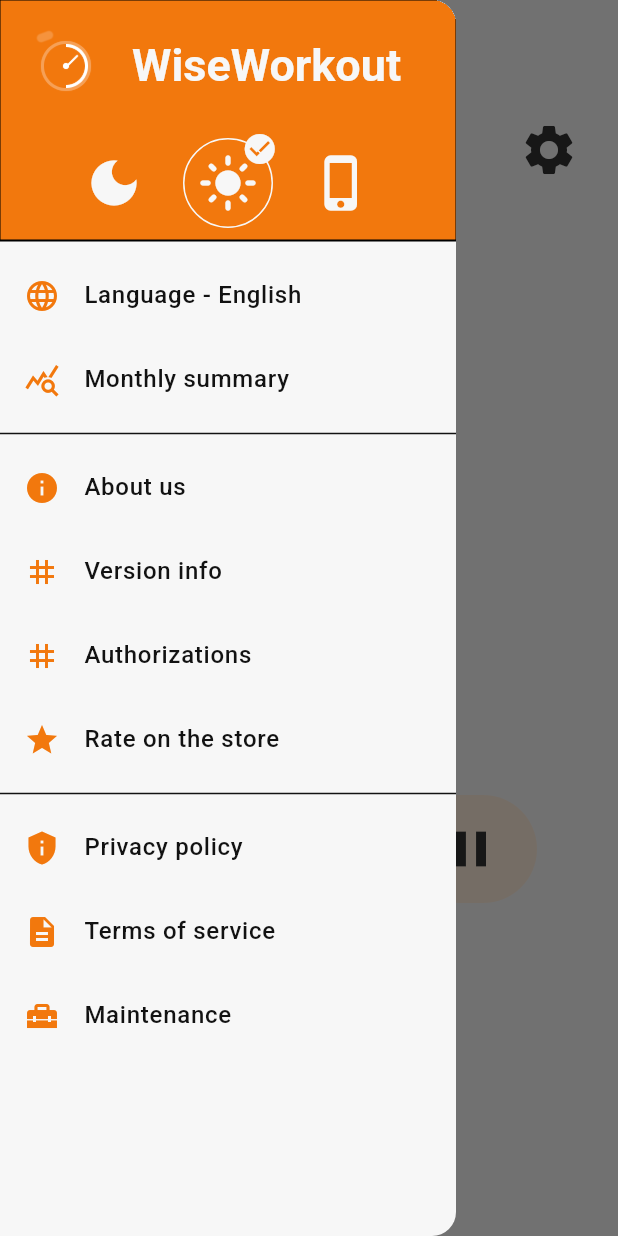
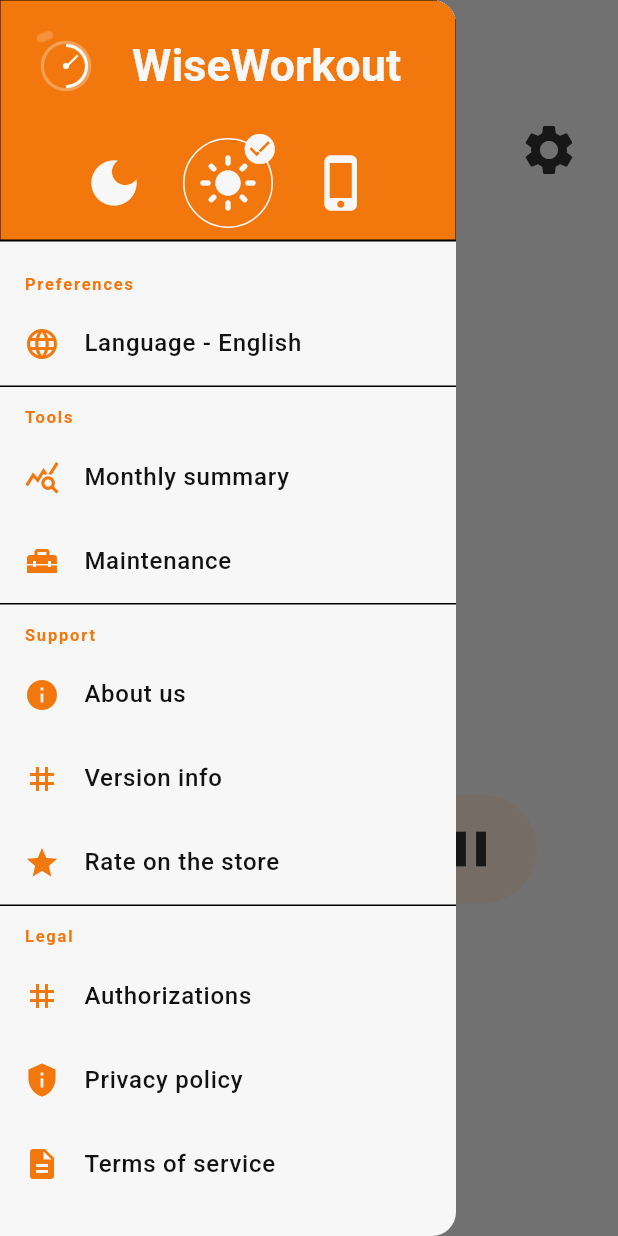
Before and after one commit to samakunchan/wiseworkout, a Flutter app: the screen it shows after launch, with the side drawer open, on a phone screen of 412 x 824 dp. Run offline on Flutter 3.47's test engine with Material 3 defaults, Android fonts, the phone set to English and light mode, and no system bars; our stand-ins replace audioplayers, device_preview, drift, fluttertoast, freezed_annotation, get_it and 4 more; missing offline and left inert: country_flags, feedback; accounts and stored records are empty; generated files the repository leaves out were written again.

Commit message:
feat: drawer
- Added static headers.
- Added but to about us page.
- Translated headers.

```diff
--- a/lib/features/settings/enums/enums.dart
+++ b/lib/features/settings/enums/enums.dart
@@ -3,8 +3,8 @@
 enum LanguageEnum {
   german(key: 'de', value: 'Deutsch', languageCode: 'de_DE'),
   english(key: 'en', value: 'English', languageCode: 'en_GB'),
+  french(key: 'fr', value: 'Français', languageCode: 'fr_FR'),
   spanish(key: 'es', value: 'Español', languageCode: 'es_ES'),
-  french(key: 'fr', value: 'Français', languageCode: 'fr_FR'),
   chinese(key: 'zh', value: '中文', languageCode: 'zh_CN'),
   ;
 
--- a/lib/l10n/app_de.arb
+++ b/lib/l10n/app_de.arb
@@ -25,6 +25,10 @@
   "labelSettingSoundActive": "Ton aktiv",
   "textCountTime": "{count, plural, =0{kein Mal} =1{1 Mal} other{{count} Male}}",
   "textSummarizeEndText": " für die Sitzung.",
+  "drawerHeaderPreferences": "Einstellungen",
+  "drawerHeaderTools": "Tools",
+  "drawerHeaderSupport": "Support",
+  "drawerHeaderLegal": "Rechtliches",
   "drawerMonthlySummaryText": "Monatsübersicht",
   "drawerAboutUsText": "Über uns",
   "drawerVersionInfoText": "Versionsinfo",
--- a/lib/l10n/app_en.arb
+++ b/lib/l10n/app_en.arb
@@ -108,6 +108,22 @@
   "textSummarizeEndText": " for the session.",
   "@textSummarizeEndText": {
     "description": "Text for the summarize end text"
+  },
+  "drawerHeaderPreferences": "Preferences",
+  "@drawerHeaderPreferences": {
+    "description": "Subheader for the preferences section in the drawer"
+  },
+  "drawerHeaderTools": "Tools",
+  "@drawerHeaderTools": {
+    "description": "Subheader for the tools section in the drawer"
+  },
+  "drawerHeaderSupport": "Support",
+  "@drawerHeaderSupport": {
+    "description": "Subheader for the support section in the drawer"
+  },
+  "drawerHeaderLegal": "Legal",
+  "@drawerHeaderLegal": {
+    "description": "Subheader for the legal section in the drawer"
   },
   "drawerMonthlySummaryText": "Monthly summary",
   "@drawerMonthlySummaryText": {
--- a/lib/l10n/app_es.arb
+++ b/lib/l10n/app_es.arb
@@ -25,6 +25,10 @@
   "labelSettingSoundActive": "Sonido activo",
   "textCountTime": "{count, plural, =0{ninguna vez} =1{1 vez} other{{count} veces}}",
   "textSummarizeEndText": " para la sesión.",
+  "drawerHeaderPreferences": "Preferencias",
+  "drawerHeaderTools": "Herramientas",
+  "drawerHeaderSupport": "Soporte",
+  "drawerHeaderLegal": "Legal",
   "drawerMonthlySummaryText": "Resumen mensual",
   "drawerAboutUsText": "Sobre nosotros",
   "drawerVersionInfoText": "Información de versión",
--- a/lib/l10n/app_zh.arb
+++ b/lib/l10n/app_zh.arb
@@ -25,6 +25,10 @@
   "labelSettingSoundActive": "声音开启",
   "textCountTime": "{count, plural, =0{无时间} =1{1 次} other{{count} 次}}",
   "textSummarizeEndText": " 本次训练结束。",
+  "drawerHeaderPreferences": "首选项",
+  "drawerHeaderTools": "工具",
+  "drawerHeaderSupport": "支持",
+  "drawerHeaderLegal": "法律",
   "drawerMonthlySummaryText": "月度总结",
   "drawerAboutUsText": "关于我们",
   "drawerVersionInfoText": "版本信息",
--- a/lib/widgets/workout_drawer.dart
+++ b/lib/widgets/workout_drawer.dart
@@ -1,11 +1,13 @@
 import 'package:country_flags/country_flags.dart';
 import 'package:flutter/cupertino.dart';
+import 'package:flutter/foundation.dart';
 import 'package:flutter/material.dart';
 import 'package:signals/signals_flutter.dart';
 import 'package:wiseworkout/core/extensions/context_extension.dart';
 import 'package:wiseworkout/core/extensions/string_extension.dart';
 import 'package:wiseworkout/core/themes/constantes.dart';
 import 'package:wiseworkout/features/di/services/service_locator.dart';
+import 'package:wiseworkout/features/more/screens/about_us_screen.dart';
 import 'package:wiseworkout/features/settings/enums/enums.dart';
 import 'package:wiseworkout/features/settings/signals/locale_store.dart';
 import 'package:wiseworkout/features/settings/signals/theme_mode_store.dart';
@@ -79,6 +81,9 @@
               ],
             ),
           ),
+
+          /// Preferences Section
+          _buildSectionHeader(context, context.localizations.drawerHeaderPreferences),
 
           /// Change locale
           SignalBuilder(
@@ -156,7 +161,11 @@
             },
           ),
 
-          /// Menus
+          /// Tools Section
+          const Divider(height: 1),
+          _buildSectionHeader(context, context.localizations.drawerHeaderTools),
+
+          /// Monthly Summary
           ListTile(
             leading: Icon(Icons.query_stats, color: Theme.of(context).colorScheme.primary),
             title: Text(context.localizations.drawerMonthlySummaryText),
@@ -166,15 +175,32 @@
               );
             },
           ),
-          Divider(color: Theme.of(context).colorScheme.onSurface),
+
+          /// Maintenance
+          ListTile(
+            leading: Icon(Icons.home_repair_service, color: Theme.of(context).colorScheme.primary),
+            title: Text(context.localizations.titleMaintenanceScreen),
+            onTap: () {
+              ScaffoldMessenger.of(context).showSnackBar(
+                SnackBar(content: Text(context.localizations.titleMaintenanceScreen)),
+              );
+            },
+          ),
+
+          /// Support Section
+          const Divider(height: 1),
+          _buildSectionHeader(context, context.localizations.drawerHeaderSupport),
 
           /// About us
           ListTile(
             leading: Icon(Icons.info, color: Theme.of(context).colorScheme.primary),
             title: Text(context.localizations.drawerAboutUsText),
-            onTap: () {
-              ScaffoldMessenger.of(context).showSnackBar(
-                SnackBar(content: Text(context.localizations.drawerAboutUsText)),
+            onTap: () async {
+              await Navigator.push(
+                context,
+                MaterialPageRoute<void>(
+                  builder: (_) => const AboutUsScreen(),
+                ),
               );
             },
           ),
@@ -190,64 +216,127 @@
             },
           ),
 
+          /// Rate on store
+          Badge(
+            isLabelVisible: kIsWeb,
+            backgroundColor: Theme.of(context).colorScheme.primary.withValues(alpha: .1),
+            textColor: Theme.of(context).colorScheme.primary,
+            textStyle: const TextStyle(fontSize: 10),
+            alignment: .topCenter,
+            label: _buildWebDisabledBadge(context),
+            child: Opacity(
+              opacity: kIsWeb ? .5 : 1,
+              child: ListTile(
+                leading: Icon(Icons.star, color: Theme.of(context).colorScheme.primary),
+                title: Text(context.localizations.drawerRateOnStore),
+                onTap: kIsWeb
+                    ? null
+                    : () {
+                        ScaffoldMessenger.of(context).showSnackBar(
+                          SnackBar(content: Text(context.localizations.drawerRateOnStore)),
+                        );
+                      },
+              ),
+            ),
+          ),
+
+          /// Legal Section
+          const Divider(height: 1),
+          _buildSectionHeader(context, context.localizations.drawerHeaderLegal),
+
           /// Authorization
-          ListTile(
+          Badge(
+            isLabelVisible: kIsWeb,
+            backgroundColor: Theme.of(context).colorScheme.primary.withValues(alpha: .1),
+            textColor: Theme.of(context).colorScheme.primary,
+            textStyle: const TextStyle(fontSize: 10),
+            alignment: .topCenter,
+            label: _buildWebDisabledBadge(context),
+            child: Opacity(
+              opacity: kIsWeb ? .5 : 1,
+              child: ListTile(
                 leading: Icon(Icons.tag, color: Theme.of(context).colorScheme.primary),
                 title: Text(context.localizations.drawerAuthorizationText),
-            onTap: () {
+                onTap: kIsWeb
+                    ? null
+                    : () {
                         ScaffoldMessenger.of(context).showSnackBar(
                           SnackBar(content: Text(context.localizations.drawerAuthorizationText)),
                         );
                       },
               ),
-
-          /// Rate on store
-          ListTile(
-            leading: Icon(Icons.star, color: Theme.of(context).colorScheme.primary),
-            title: Text(context.localizations.drawerRateOnStore),
-            onTap: () {
-              ScaffoldMessenger.of(context).showSnackBar(
-                SnackBar(content: Text(context.localizations.drawerRateOnStore)),
-              );
-            },
             ),
-          Divider(color: Theme.of(context).colorScheme.onSurface),
+          ),
 
           /// Privacy
-          ListTile(
+          Badge(
+            isLabelVisible: kIsWeb,
+            backgroundColor: Theme.of(context).colorScheme.primary.withValues(alpha: .1),
+            textColor: Theme.of(context).colorScheme.primary,
+            textStyle: const TextStyle(fontSize: 10),
+            alignment: .topCenter,
+            label: _buildWebDisabledBadge(context),
+            child: Opacity(
+              opacity: kIsWeb ? .5 : 1,
+              child: ListTile(
                 leading: Icon(Icons.privacy_tip, color: Theme.of(context).colorScheme.primary),
                 title: Text(context.localizations.drawerPrivacyPolicy),
-            onTap: () {
+                onTap: kIsWeb
+                    ? null
+                    : () {
                         ScaffoldMessenger.of(context).showSnackBar(
                           SnackBar(content: Text(context.localizations.drawerPrivacyPolicy)),
                         );
                       },
               ),
+            ),
+          ),
 
           /// Terms of service
-          ListTile(
+          Badge(
+            isLabelVisible: kIsWeb,
+            backgroundColor: Theme.of(context).colorScheme.primary.withValues(alpha: .1),
+            textColor: Theme.of(context).colorScheme.primary,
+            textStyle: const TextStyle(fontSize: 10),
+            alignment: .topCenter,
+            label: _buildWebDisabledBadge(context),
+            child: Opacity(
+              opacity: kIsWeb ? .5 : 1,
+              child: ListTile(
                 leading: Icon(Icons.description, color: Theme.of(context).colorScheme.primary),
                 title: Text(context.localizations.drawerTermsOfService),
-            onTap: () {
+                onTap: kIsWeb
+                    ? null
+                    : () {
                         ScaffoldMessenger.of(context).showSnackBar(
                           SnackBar(content: Text(context.localizations.drawerTermsOfService)),
                         );
                       },
               ),
-
-          /// Maintenance
-          ListTile(
-            leading: Icon(Icons.home_repair_service, color: Theme.of(context).colorScheme.primary),
-            title: Text(context.localizations.titleMaintenanceScreen),
-            onTap: () {
-              ScaffoldMessenger.of(context).showSnackBar(
-                SnackBar(content: Text(context.localizations.titleMaintenanceScreen)),
-              );
-            },
+            ),
           ),
         ],
       ),
     );
+  }
+
+  Widget _buildSectionHeader(BuildContext context, String title) {
+    return Padding(
+      padding: const EdgeInsets.only(left: 16, top: 12, bottom: 4),
+      child: Text(
+        title,
+        style: TextStyle(
+          fontSize: 11,
+          fontWeight: .bold,
+          color: Theme.of(context).colorScheme.primary,
+          letterSpacing: 1.2,
+        ),
+      ),
+    );
+  }
+
+  Widget _buildWebDisabledBadge(BuildContext context) {
+    return const Text('disabled for this demo');
   }
 
   IconData _getIcon(ThemeMode themeMode) {
```
Also changed, not shown: lib/l10n/app_fr.arb (+16 -0 lines), lib/l10n/generated/app_localizations.dart, lib/l10n/generated/app_localizations_de.dart, lib/l10n/generated/app_localizations_en.dart, lib/l10n/generated/app_localizations_es.dart, lib/l10n/generated/app_localizations_fr.dart, lib/l10n/generated/app_localizations_zh.dart. Lines whose indentation alone changed are shown as unchanged.
